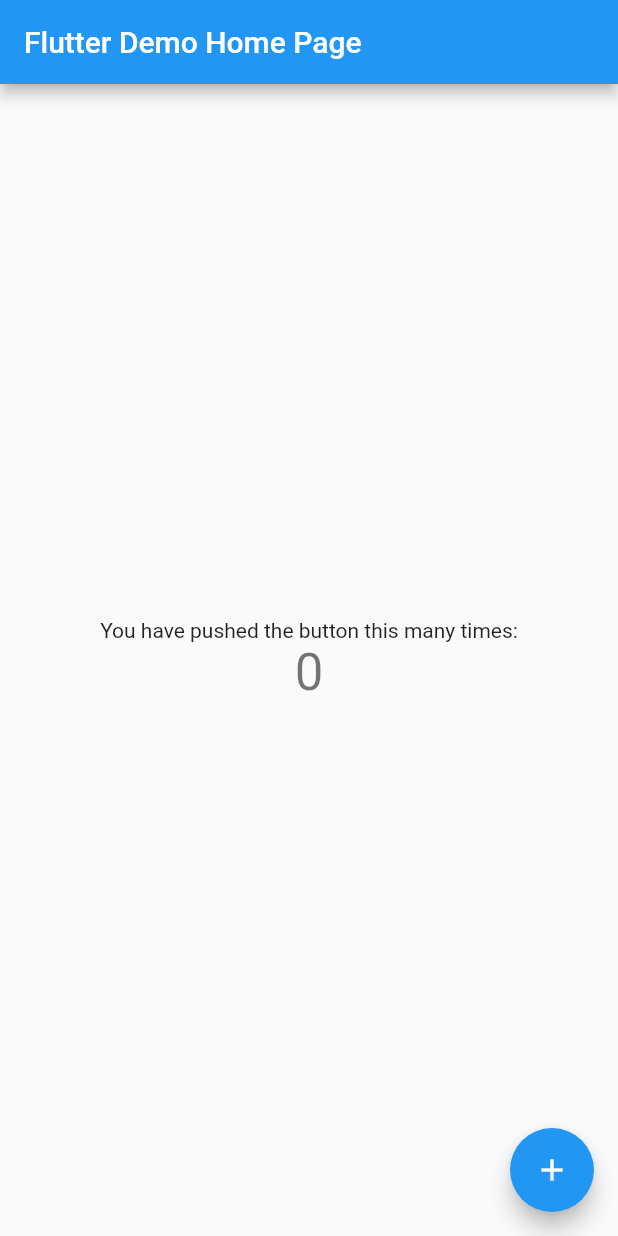
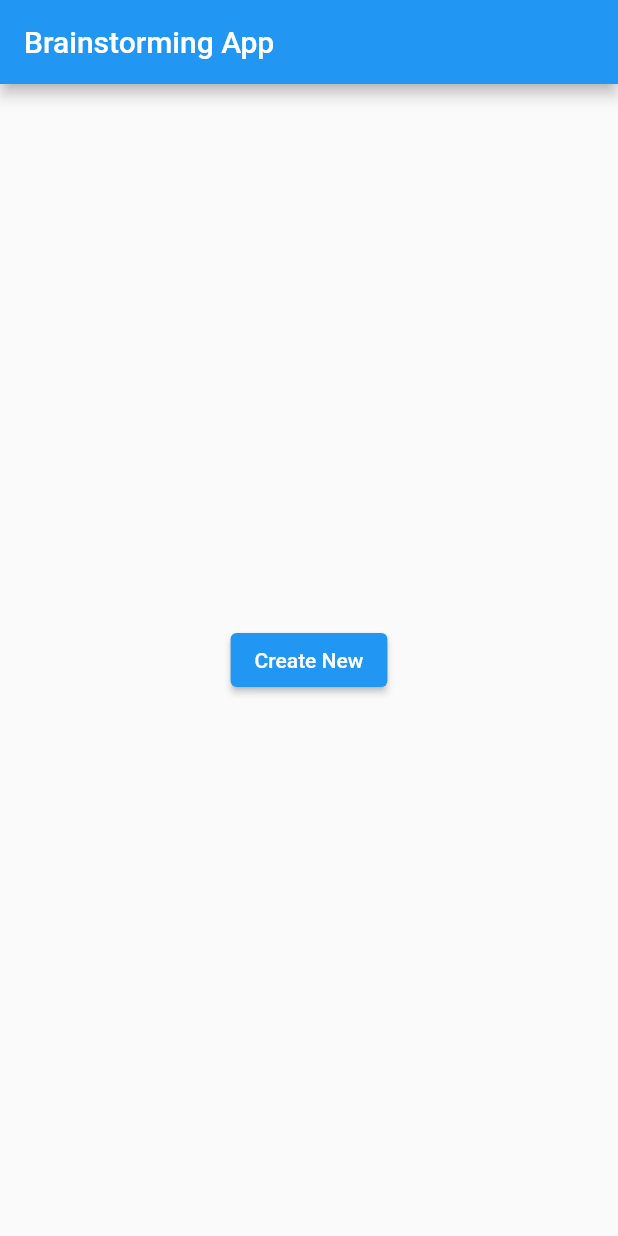
Before and after one commit to p-siriphanthong/100-days-of-flutter, a Flutter app: the screen it shows after launch, on a phone screen of 412 x 824 dp. Run offline on Flutter 3.47's test engine with Material 2 defaults, Android fonts, the phone set to English and light mode, and no system bars.

Commit message:
feat(brainstorming): create routes

```diff
--- a/brainstorming_app/lib/main.dart
+++ b/brainstorming_app/lib/main.dart
@@ -1,65 +1,20 @@
 import 'package:flutter/material.dart';
 
-void main() {
-  runApp(MyApp());
-}
+import './screens/list_screen.dart';
+import './screens/form_screen.dart';
 
-class MyApp extends StatelessWidget {
+void main() => runApp(BrainstormingApp());
+
+class BrainstormingApp extends StatelessWidget {
   @override
   Widget build(BuildContext context) {
     return MaterialApp(
-      title: 'Flutter Demo',
-      theme: ThemeData(
-        primarySwatch: Colors.blue,
-      ),
-      home: MyHomePage(title: 'Flutter Demo Home Page'),
+      title: 'Brainstorming App',
+      initialRoute: '/',
+      routes: {
+        '/': (context) => ListScreen(),
+        '/create': (context) => FormScreen(),
+      },
     );
   }
 }
-
-class MyHomePage extends StatefulWidget {
-  MyHomePage({Key? key, required this.title}) : super(key: key);
-
-  final String title;
-
-  @override
-  _MyHomePageState createState() => _MyHomePageState();
-}
-
-class _MyHomePageState extends State<MyHomePage> {
-  int _counter = 0;
-
-  void _incrementCounter() {
-    setState(() {
-      _counter++;
-    });
-  }
-
-  @override
-  Widget build(BuildContext context) {
-    return Scaffold(
-      appBar: AppBar(
-        title: Text(widget.title),
-      ),
-      body: Center(
-        child: Column(
-          mainAxisAlignment: MainAxisAlignment.center,
-          children: <Widget>[
-            Text(
-              'You have pushed the button this many times:',
-            ),
-            Text(
-              '$_counter',
-              style: Theme.of(context).textTheme.headline4,
-            ),
-          ],
-        ),
-      ),
-      floatingActionButton: FloatingActionButton(
-        onPressed: _incrementCounter,
-        tooltip: 'Increment',
-        child: Icon(Icons.add),
-      ),
-    );
-  }
-}
--- /dev/null
+++ b/brainstorming_app/lib/screens/form_screen.dart
@@ -0,0 +1,25 @@
+import 'package:flutter/material.dart';
+
+class FormScreen extends StatefulWidget {
+  const FormScreen({Key? key}) : super(key: key);
+
+  @override
+  _FormScreenState createState() => _FormScreenState();
+}
+
+class _FormScreenState extends State<FormScreen> {
+  @override
+  Widget build(BuildContext context) {
+    return Scaffold(
+      appBar: AppBar(
+        title: Text('Create Idea'),
+      ),
+      body: Center(
+        child: ElevatedButton(
+          onPressed: () => Navigator.pop(context),
+          child: Text('Go Back'),
+        ),
+      ),
+    );
+  }
+}
--- /dev/null
+++ b/brainstorming_app/lib/screens/list_screen.dart
@@ -0,0 +1,20 @@
+import 'package:flutter/material.dart';
+
+class ListScreen extends StatelessWidget {
+  const ListScreen({Key? key}) : super(key: key);
+
+  @override
+  Widget build(BuildContext context) {
+    return Scaffold(
+      appBar: AppBar(
+        title: Text('Brainstorming App'),
+      ),
+      body: Center(
+        child: ElevatedButton(
+          onPressed: () => Navigator.pushNamed(context, '/create'),
+          child: Text('Create New'),
+        ),
+      ),
+    );
+  }
+}
```
Also changed, not shown: 1 other file.
